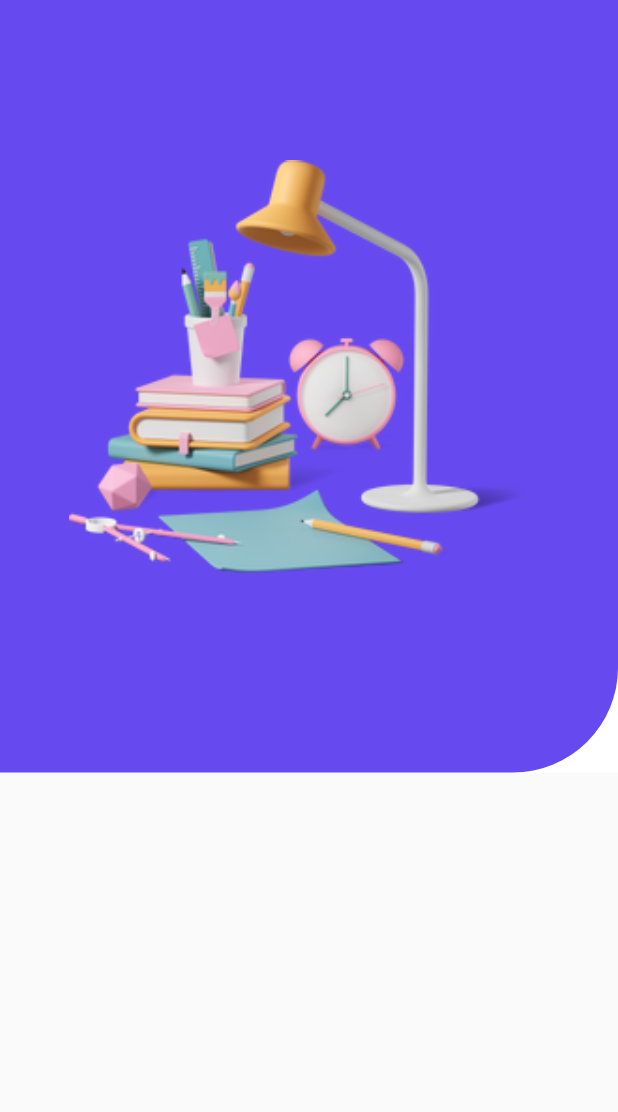
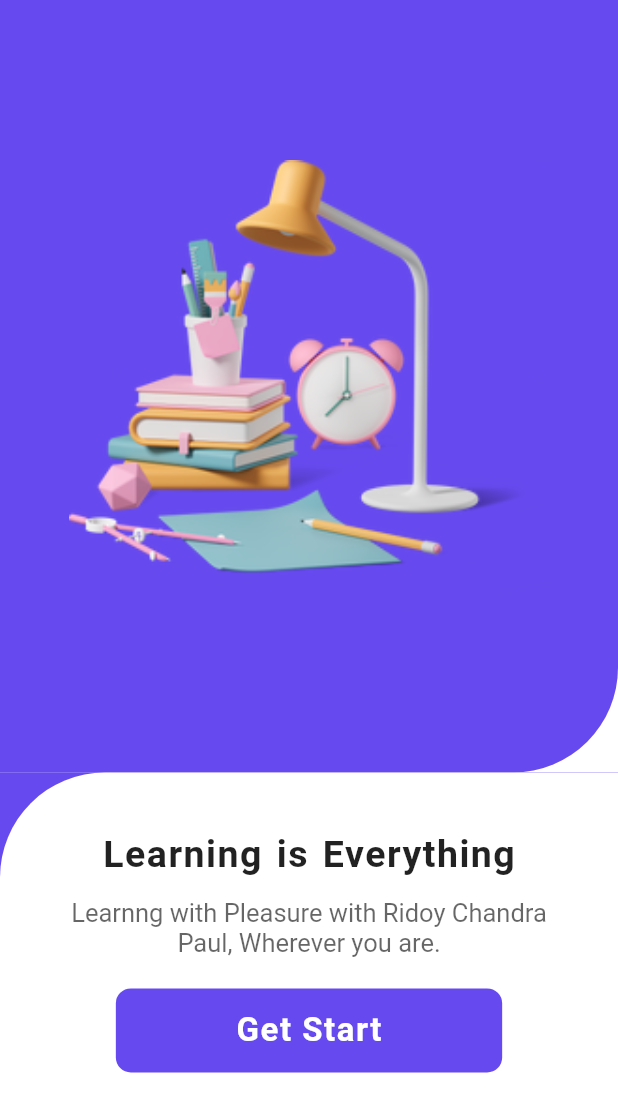
Before and after one commit to Ridoy-paul/education-app-ui-in-flutter-app, a Flutter app: the screen it shows after launch, on a phone screen of 412 x 824 dp. Shown: the top 1112 px of the screen. Run offline on Flutter 3.47's test engine with Material 2 defaults, Android fonts, the phone set to English and light mode, and no system bars.

Commit message:
welcome screen running

```diff
--- a/lib/welcomeScreen.dart
+++ b/lib/welcomeScreen.dart
@@ -36,6 +36,78 @@ class WelcomeScreen extends StatelessWidget {
               ),
             ],
           ),
+          Align(
+            alignment: Alignment.bottomCenter,
+            child: Container(
+              width: MediaQuery.sizeOf(context).width,
+              height: MediaQuery.sizeOf(context).height / 2.666,
+              decoration: BoxDecoration(
+                color: Color(0xFF674AEF),
+              ),
+            ),
+          ),
+          Align(
+            alignment: Alignment.bottomCenter,
+            child: Container(
+              width: MediaQuery.sizeOf(context).width,
+              height: MediaQuery.sizeOf(context).height / 2.666,
+              padding: EdgeInsets.only(top: 40, bottom: 30),
+              decoration: BoxDecoration(
+                  color: Colors.white,
+                  borderRadius:
+                      BorderRadius.only(topLeft: Radius.circular(70))),
+              child: Column(
+                children: [
+                  Text(
+                    "Learning is Everything",
+                    style: TextStyle(
+                      fontSize: 25,
+                      fontWeight: FontWeight.w600,
+                      letterSpacing: 1,
+                      wordSpacing: 2,
+                    ),
+                  ),
+                  SizedBox(
+                    height: 15,
+                  ),
+                  Padding(
+                    padding: EdgeInsets.symmetric(horizontal: 40),
+                    child: Text(
+                      "Learnng with Pleasure with Ridoy Chandra Paul, Wherever you are.",
+                      textAlign: TextAlign.center,
+                      style: TextStyle(
+                        fontSize: 17,
+                        color: Colors.black.withOpacity(0.6),
+                      ),
+                    ),
+                  ),
+                  SizedBox(
+                    height: 20,
+                  ),
+                  Material(
+                    color: Color(0xFF674AEF),
+                    borderRadius: BorderRadius.circular(10),
+                    child: InkWell(
+                      onTap: () {},
+                      child: Container(
+                        padding:
+                            EdgeInsets.symmetric(vertical: 15, horizontal: 80),
+                        child: Text(
+                          "Get Start",
+                          style: TextStyle(
+                            color: Colors.white,
+                            fontSize: 22,
+                            fontWeight: FontWeight.bold,
+                            letterSpacing: 1
+                          ),
+                        ),
+                      ),
+                    ),
+                  )
+                ],
+              ),
+            ),
+          ),
         ]),
       ),
     );
```
